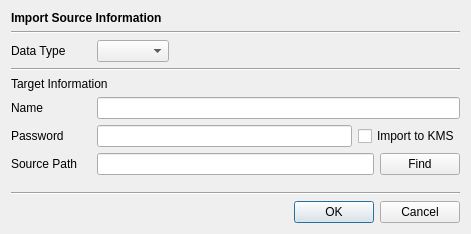
Old version of the form CertMan/import_dlg.ui in the repository jykim74/CertMan.
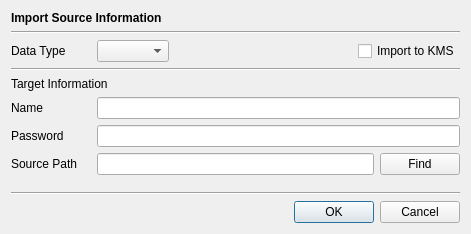
New version of the form.

Commit message: 개인키,요청서 삭제시 단일 선택 처리

```diff
--- a/CertMan/import_dlg.ui
+++ b/CertMan/import_dlg.ui
@@ -39,9 +39,6 @@
      <property name="topMargin">
       <number>0</number>
      </property>
-     <item row="0" column="1">
-      <widget class="QComboBox" name="mDataTypeCombo"/>
-     </item>
      <item row="0" column="0">
       <widget class="QLabel" name="label_2">
        <property name="minimumSize">
@@ -74,6 +71,16 @@
        </property>
       </spacer>
      </item>
+     <item row="0" column="1">
+      <widget class="QComboBox" name="mDataTypeCombo"/>
+     </item>
+     <item row="0" column="3">
+      <widget class="QCheckBox" name="mImportKMSCheck">
+       <property name="text">
+        <string>Import to KMS</string>
+       </property>
+      </widget>
+     </item>
     </layout>
    </item>
    <item>
@@ -84,12 +91,19 @@
     </widget>
    </item>
    <item>
+    <layout class="QGridLayout" name="gridLayout_4">
+     <property name="topMargin">
+      <number>0</number>
+     </property>
+     <item row="0" column="0">
     <widget class="QLabel" name="label_3">
      <property name="text">
       <string>Target Information</string>
      </property>
     </widget>
    </item>
+    </layout>
+   </item>
    <item>
     <layout class="QGridLayout" name="gridLayout_3">
      <item row="0" column="0">
@@ -128,13 +142,6 @@
        </property>
       </widget>
      </item>
-     <item row="0" column="2">
-      <widget class="QCheckBox" name="mImportKMSCheck">
-       <property name="text">
-        <string>Import to KMS</string>
-       </property>
-      </widget>
-     </item>
     </layout>
    </item>
    <item>
```
Lines whose indentation alone changed are shown as unchanged. The commit also changes 1 other file.
